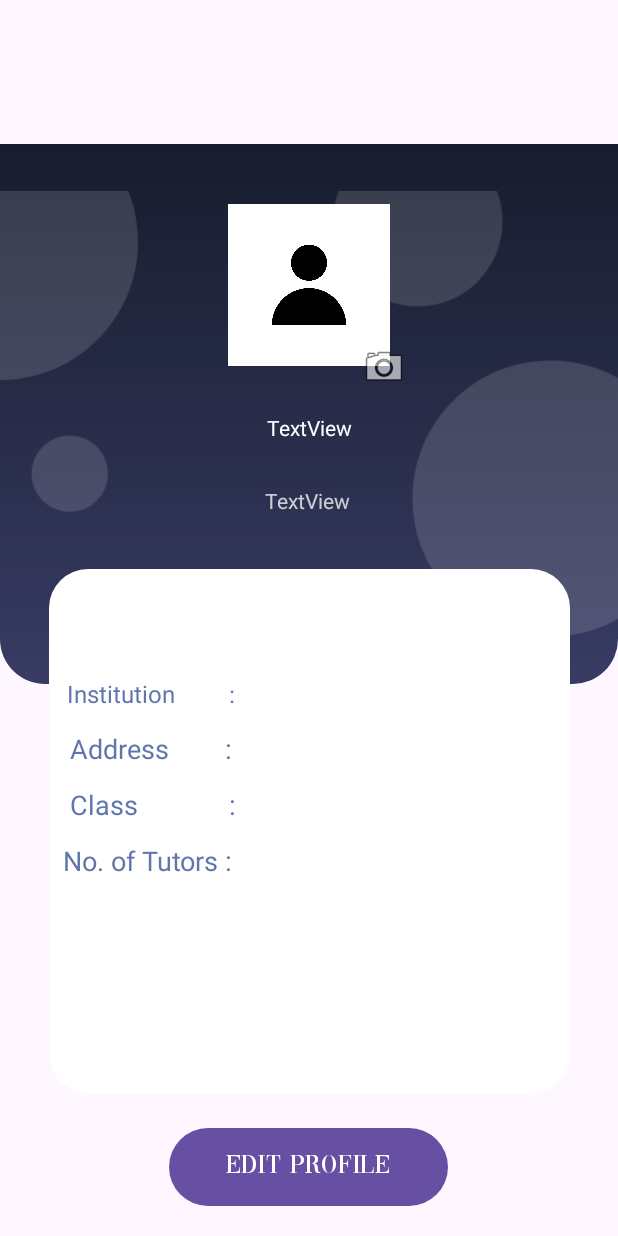
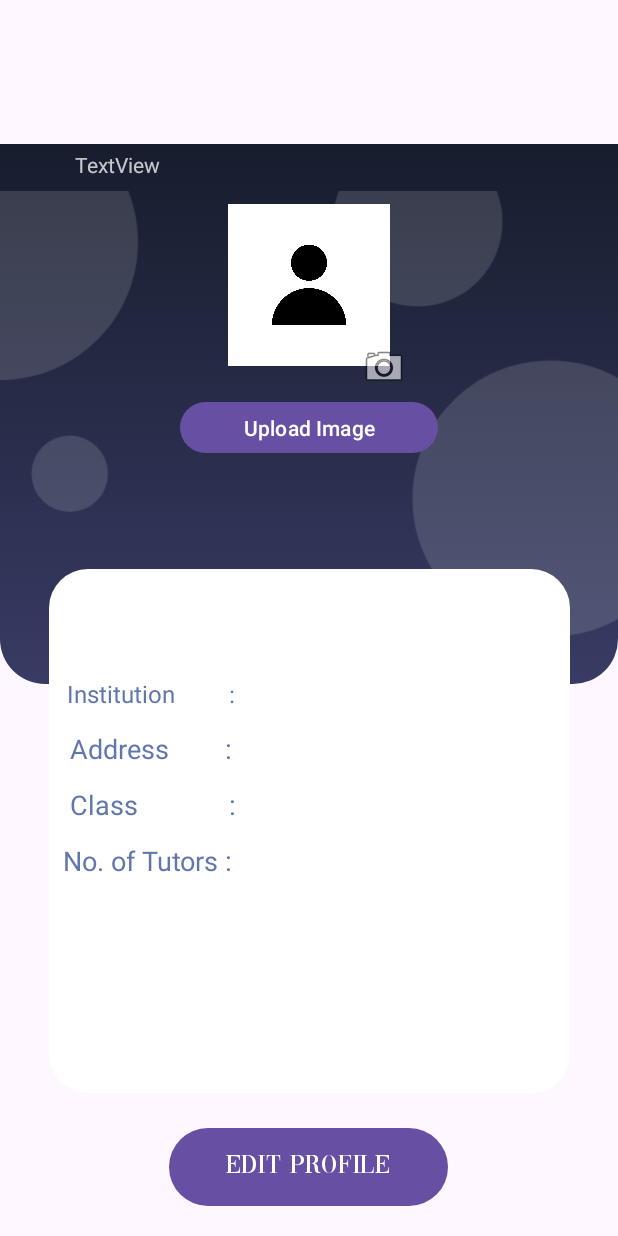
Before and after one commit to Tanzim34/Golokdhadha, an Android app: the appstart screen opened directly, with no data from a screen before it, after a tap on "MY PROFILE", on a phone screen of 412 x 824 dp. Run offline under Robolectric (Android 15) with nearby library versions, the phone set to English and light mode, and no system bars; our stand-ins replace Firebase (no records; nobody signed in at launch, a user with empty details on screens opened directly), Picasso.

Commit message:
image upload should be fixed by tomorrow.

```diff
--- a/app/build.gradle
+++ b/app/build.gradle
@@ -39,6 +39,11 @@ dependencies {
     androidTestImplementation 'androidx.test.ext:junit:1.1.5'
     androidTestImplementation 'androidx.test.espresso:espresso-core:3.5.1'
     implementation 'com.google.firebase:firebase-firestore:24.0.0'
+    implementation 'com.google.firebase:firebase-auth:21.0.1' // Firebase Authentication
+    implementation 'com.google.firebase:firebase-firestore:23.0.3' // Firebase Firestore
+    implementation 'com.google.firebase:firebase-storage:20.0.0' // Firebase Storage
+    implementation 'com.squareup.picasso:picasso:2.71828' // Picasso library
+
 
 }
 dependencies {
--- a/app/src/main/AndroidManifest.xml
+++ b/app/src/main/AndroidManifest.xml
@@ -7,7 +7,6 @@
         android:required="false" />
 
     <uses-permission android:name="android.permission.INTERNET" />
-    <uses-permission android:name="android.permission.CAMERA" />
     <uses-permission android:name="android.permission.READ_EXTERNAL_STORAGE" />
 
     <application
--- a/app/src/main/java/com/example/myapplication/appstart.java
+++ b/app/src/main/java/com/example/myapplication/appstart.java
@@ -5,10 +5,16 @@ import android.os.Bundle;
 import android.view.View;
 import android.widget.Button;
 import android.widget.TextView;
+import android.widget.Toast;
 
+import androidx.annotation.NonNull;
 import androidx.appcompat.app.AppCompatActivity;
 
+import com.google.android.gms.tasks.OnFailureListener;
+import com.google.android.gms.tasks.OnSuccessListener;
 import com.google.firebase.auth.FirebaseAuth;
+import com.google.firebase.firestore.DocumentReference;
+import com.google.firebase.firestore.DocumentSnapshot;
 import com.google.firebase.firestore.FirebaseFirestore;
 
 public class appstart extends AppCompatActivity {
@@ -23,9 +29,27 @@ public class appstart extends AppCompatActivity {
 
         super.onCreate(savedInstanceState);
         setContentView(R.layout.activity_appstart);
-        String Username = getIntent().getStringExtra("user_uid");
         TextView username = findViewById(R.id.Textname);
-        username.setText(Username);
+        String userUid = getIntent().getStringExtra("user_uid");
+        if(userUid != null){
+            FirebaseFirestore db = FirebaseFirestore.getInstance();
+            DocumentReference userRef = db.collection("users").document(userUid);
+            userRef.get().addOnSuccessListener(new OnSuccessListener<DocumentSnapshot>() {
+                @Override
+                public void onSuccess(DocumentSnapshot documentSnapshot) {
+                    String name = documentSnapshot.getString("Name");
+                    username.setText(name);
+                   // Toast.makeText(appstart.this, name, Toast.LENGTH_SHORT).show();
+                }
+            }).addOnFailureListener(new OnFailureListener() {
+                @Override
+                public void onFailure(@NonNull Exception e) {
+                    Toast.makeText(appstart.this, "failed", Toast.LENGTH_SHORT).show();
+                }
+            });
+        }
+
+
         profile = findViewById(R.id.Profile);
         teacherList = findViewById(R.id.MyTeachers);
         logOut = findViewById(R.id.LogOut);
@@ -34,6 +58,7 @@ public class appstart extends AppCompatActivity {
             @Override
             public void onClick(View view) {
                 Intent intent = new Intent(appstart.this, studentProfile.class);
+                intent.putExtra("user_id",userUid);
                 startActivity(intent);
             }
         });
--- a/app/src/main/res/layout/activity_app_start_teacher.xml
+++ b/app/src/main/res/layout/activity_app_start_teacher.xml
@@ -18,7 +18,6 @@
         android:layout_marginEnd="152dp"
         android:layout_marginBottom="604dp"
         android:fontFamily="@font/tata"
-        android:text="TextView"
         android:textAlignment="center"
         android:textColor="@color/white"
         android:textSize="18sp"
--- a/app/src/main/res/layout/activity_student_profile.xml
+++ b/app/src/main/res/layout/activity_student_profile.xml
@@ -62,13 +62,13 @@
                     app:layout_constraintVertical_bias="0.0"
                     app:srcCompat="@drawable/circles" />
 
-                <TextView
-                    android:id="@+id/username"
+                <Button
+                    android:id="@+id/galleryButton"
                     android:layout_width="172dp"
                     android:layout_height="42dp"
                     android:layout_marginTop="128dp"
                     android:gravity="center"
-                    android:text="TextView"
+                    android:text="Upload Image"
                     android:textColor="@color/white"
                     app:layout_constraintEnd_toEndOf="@+id/imageView5"
                     app:layout_constraintHorizontal_bias="0.508"
@@ -158,7 +158,7 @@
                         android:layout_width="128dp"
                         android:layout_height="33dp"
                         android:layout_weight="1"
-                        android:textColor="@color/material_dynamic_neutral_variant10"
+                        android:textColor="@color/material_dynamic_primary50"
                         android:textSize="18sp" />
                 </LinearLayout>
 
@@ -181,7 +181,7 @@
                         android:layout_width="128dp"
                         android:layout_height="33dp"
                         android:layout_weight="1"
-                        android:textColor="@color/material_dynamic_neutral_variant10"
+                        android:textColor="@color/material_dynamic_primary50"
                         android:textSize="18sp" />
                 </LinearLayout>
 
@@ -204,7 +204,7 @@
                         android:layout_width="128dp"
                         android:layout_height="33dp"
                         android:layout_weight="1"
-                        android:textColor="@color/material_dynamic_neutral_variant10"
+                        android:textColor="@color/material_dynamic_primary50"
                         android:textSize="18sp" />
                 </LinearLayout>
 
--- a/build.gradle
+++ b/build.gradle
@@ -4,6 +4,6 @@ buildscript {
     }
 }// Top-level build file where you can add configuration options common to all sub-projects/modules.
 plugins {
-    id 'com.android.application' version '8.0.2' apply false
-    id 'com.android.library' version '8.0.2' apply false
+    id 'com.android.application' version '8.1.0' apply false
+    id 'com.android.library' version '8.1.0' apply false
 }
```
Also changed, not shown: app/src/main/java/com/example/myapplication/studentProfile.java (+147 -1 lines), app/src/main/java/com/example/myapplication/studentSignup.java (+1 -23 lines).
